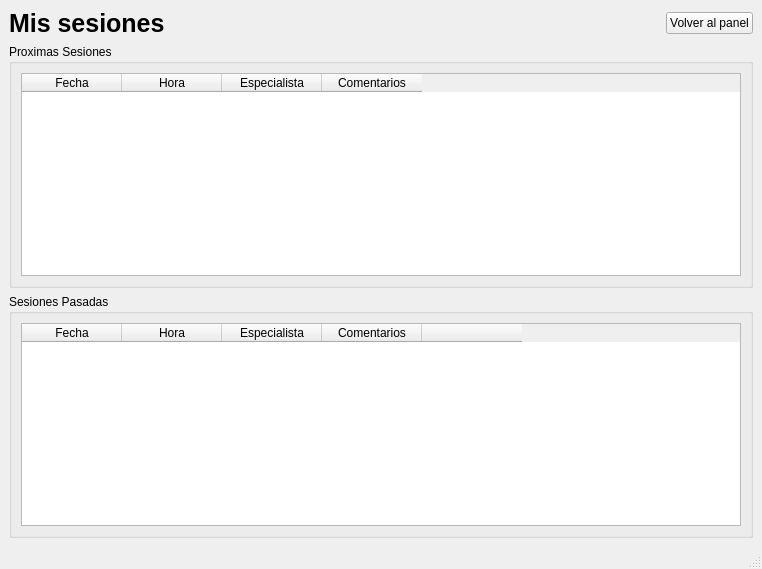
Above: src/vista/ui/paciente/sesiones.ui from mbatla00/cediza_IS before the change. Below: the same form after it.
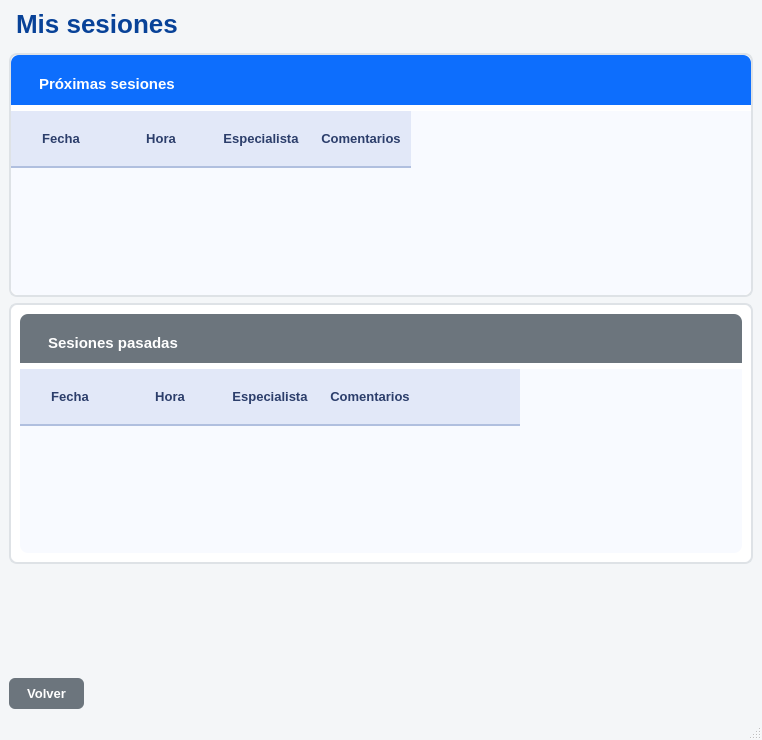
That is the form after the change.

Diff of the .ui file:
```diff
--- a/src/vista/ui/paciente/sesiones.ui
+++ b/src/vista/ui/paciente/sesiones.ui
@@ -7,7 +7,7 @@
     <x>0</x>
     <y>0</y>
     <width>762</width>
-    <height>569</height>
+    <height>740</height>
    </rect>
   </property>
   <property name="font">
@@ -18,20 +18,200 @@
   <property name="windowTitle">
    <string>MainWindow</string>
   </property>
+  <property name="styleSheet">
+   <string notr="true">/* =========================================
+   1. FONDO GENERAL
+========================================= */
+QMainWindow, QWidget#centralwidget {
+    background-color: #f4f6f8;
+}
+
+/* =========================================
+   2. TÍTULO PRINCIPAL
+========================================= */
+QLabel#lbl_titulo_principal {
+    font-family: 'Segoe UI', Arial, sans-serif;
+    color: #084298;
+    font-size: 26px;
+    font-weight: bold;
+    background-color: transparent;
+    border: none;
+    padding: 0px;
+    margin-bottom: 8px;
+}
+
+/* =========================================
+   3. TARJETAS (QFrame externo)
+========================================= */
+QFrame#card_proximas, QFrame#card_pasadas {
+    background-color: #ffffff;
+    border: 2px solid #dee2e6;
+    border-radius: 8px;
+    padding: 0px;
+}
+
+/* =========================================
+   4. CABECERAS DE LAS TARJETAS
+========================================= */
+QFrame#header_proximas {
+    background-color: #0d6efd;
+    border-top-left-radius: 8px;
+    border-top-right-radius: 8px;
+    border-bottom-left-radius: 0px;
+    border-bottom-right-radius: 0px;
+    border: none;
+    padding: 0px;
+    min-height: 45px;
+}
+
+QFrame#header_pasadas {
+    background-color: #6c757d;
+    border-top-left-radius: 8px;
+    border-top-right-radius: 8px;
+    border-bottom-left-radius: 0px;
+    border-bottom-right-radius: 0px;
+    border: none;
+    padding: 0px;
+    min-height: 45px;
+}
+
+/* =========================================
+   5. LABELS DE CABECERA
+========================================= */
+QLabel#lbl_proximas, QLabel#lbl_pasadas {
+    color: #ffffff;
+    font-size: 15px;
+    font-weight: bold;
+    background-color: transparent;
+    border: none;
+    padding: 10px 15px;
+}
+
+/* =========================================
+   6. TABLAS
+========================================= */
+QTableWidget {
+    background-color: #f8faff;
+    border: none;
+    border-bottom-left-radius: 8px;
+    border-bottom-right-radius: 8px;
+    gridline-color: #dce3f0;
+    font-family: 'Segoe UI', Arial, sans-serif;
+    font-size: 13px;
+    color: #212529;
+    alternate-background-color: #eef2fb;
+}
+
+QHeaderView {
+    background-color: transparent;
+    border: none;
+    padding: 0px;
+    margin: 0px;
+}
+
+QHeaderView::section {
+    background-color: #e2e8f8;
+    color: #2c3e6b;
+    padding: 10px;
+    font-weight: bold;
+    font-size: 13px;
+    border: none;
+    border-bottom: 2px solid #b0bfdf;
+    min-height: 35px;
+}
+
+QTableWidget::item {
+    padding: 10px;
+    border-bottom: 1px solid #dce3f0;
+    color: #212529;
+}
+
+QTableWidget::item:selected {
+    background-color: #c8d8f8;
+    color: #084298;
+}
+
+/* =========================================
+   7. BOTÓN VOLVER
+========================================= */
+QPushButton#btn_volver {
+    font-family: 'Segoe UI', Arial, sans-serif;
+    font-weight: bold;
+    font-size: 13px;
+    border-radius: 6px;
+    padding: 8px 18px;
+    background-color: #6c757d;
+    color: #ffffff;
+    border: none;
+}
+
+QPushButton#btn_volver:hover {
+    background-color: #5a6268;
+}</string>
+  </property>
   <widget class="QWidget" name="centralwidget">
-   <layout class="QGridLayout" name="gridLayout">
-    <item row="1" column="0" colspan="3">
-     <widget class="QGroupBox" name="groupBox">
+   <layout class="QVBoxLayout" name="verticalLayout_3">
+    <item>
+     <widget class="QLabel" name="lbl_titulo_principal">
       <property name="font">
        <font>
-        <bold>false</bold>
+        <family>Segoe UI</family>
+        <pointsize>-1</pointsize>
+        <bold>true</bold>
        </font>
       </property>
-      <property name="title">
-       <string>Proximas Sesiones</string>
+      <property name="text">
+       <string>Mis sesiones</string>
       </property>
-      <layout class="QGridLayout" name="gridLayout_2">
-       <item row="0" column="0">
+     </widget>
+    </item>
+    <item>
+     <widget class="QFrame" name="card_proximas">
+      <property name="frameShape">
+       <enum>QFrame::Shape::StyledPanel</enum>
+      </property>
+      <property name="frameShadow">
+       <enum>QFrame::Shadow::Raised</enum>
+      </property>
+      <layout class="QVBoxLayout" name="verticalLayout">
+       <property name="leftMargin">
+        <number>0</number>
+       </property>
+       <property name="topMargin">
+        <number>0</number>
+       </property>
+       <property name="rightMargin">
+        <number>0</number>
+       </property>
+       <property name="bottomMargin">
+        <number>0</number>
+       </property>
+       <item>
+        <widget class="QFrame" name="header_proximas">
+         <property name="frameShape">
+          <enum>QFrame::Shape::StyledPanel</enum>
+         </property>
+         <property name="frameShadow">
+          <enum>QFrame::Shadow::Raised</enum>
+         </property>
+         <layout class="QHBoxLayout" name="horizontalLayout_2">
+          <item>
+           <widget class="QLabel" name="lbl_proximas">
+            <property name="minimumSize">
+             <size>
+              <width>0</width>
+              <height>40</height>
+             </size>
+            </property>
+            <property name="text">
+             <string>Próximas sesiones</string>
+            </property>
+           </widget>
+          </item>
+         </layout>
+        </widget>
+       </item>
+       <item>
         <widget class="QTableWidget" name="tabla_proximas">
          <property name="sizePolicy">
           <sizepolicy hsizetype="Expanding" vsizetype="Expanding">
@@ -73,92 +253,121 @@
       </layout>
      </widget>
     </item>
-    <item row="0" column="0">
-     <widget class="QLabel" name="label">
-      <property name="font">
-       <font>
-        <pointsize>19</pointsize>
-        <bold>true</bold>
-       </font>
+    <item>
+     <widget class="QFrame" name="card_pasadas">
+      <property name="frameShape">
+       <enum>QFrame::Shape::StyledPanel</enum>
       </property>
-      <property name="text">
-       <string>Mis sesiones</string>
+      <property name="frameShadow">
+       <enum>QFrame::Shadow::Raised</enum>
       </property>
+      <layout class="QVBoxLayout" name="verticalLayout_2">
+       <item>
+        <widget class="QFrame" name="header_pasadas">
+         <property name="frameShape">
+          <enum>QFrame::Shape::StyledPanel</enum>
+         </property>
+         <property name="frameShadow">
+          <enum>QFrame::Shadow::Raised</enum>
+         </property>
+         <layout class="QHBoxLayout" name="horizontalLayout_3">
+          <item>
+           <widget class="QLabel" name="lbl_pasadas">
+            <property name="minimumSize">
+             <size>
+              <width>0</width>
+              <height>40</height>
+             </size>
+            </property>
+            <property name="text">
+             <string>Sesiones pasadas</string>
+            </property>
+           </widget>
+          </item>
+         </layout>
+        </widget>
+       </item>
+       <item>
+        <widget class="QTableWidget" name="tabla_pasadas">
+         <property name="editTriggers">
+          <set>QAbstractItemView::EditTrigger::NoEditTriggers</set>
+         </property>
+         <property name="selectionBehavior">
+          <enum>QAbstractItemView::SelectionBehavior::SelectRows</enum>
+         </property>
+         <column>
+          <property name="text">
+           <string>Fecha</string>
+          </property>
+         </column>
+         <column>
+          <property name="text">
+           <string>Hora</string>
+          </property>
+         </column>
+         <column>
+          <property name="text">
+           <string>Especialista</string>
+          </property>
+         </column>
+         <column>
+          <property name="text">
+           <string>Comentarios</string>
+          </property>
+         </column>
+         <column>
+          <property name="text">
+           <string/>
+          </property>
+         </column>
+        </widget>
+       </item>
+      </layout>
      </widget>
     </item>
-    <item row="0" column="2">
-     <widget class="QPushButton" name="btn_volver">
-      <property name="font">
-       <font>
-        <bold>false</bold>
-       </font>
-      </property>
-      <property name="text">
-       <string>Volver al panel</string>
-      </property>
-     </widget>
-    </item>
-    <item row="0" column="1">
-     <spacer name="horizontalSpacer">
+    <item>
+     <spacer name="verticalSpacer">
       <property name="orientation">
-       <enum>Qt::Orientation::Horizontal</enum>
+       <enum>Qt::Orientation::Vertical</enum>
       </property>
       <property name="sizeHint" stdset="0">
        <size>
-        <width>40</width>
-        <height>20</height>
+        <width>20</width>
+        <height>124</height>
        </size>
       </property>
      </spacer>
     </item>
-    <item row="2" column="0" colspan="3">
-     <widget class="QGroupBox" name="groupBox_2">
-      <property name="font">
-       <font>
-        <bold>false</bold>
-       </font>
-      </property>
-      <property name="title">
-       <string>Sesiones Pasadas</string>
-      </property>
-      <layout class="QGridLayout" name="gridLayout_3">
-       <item row="0" column="0">
-        <widget class="QTableWidget" name="tabla_pasadas">
-         <property name="editTriggers">
-          <set>QAbstractItemView::EditTrigger::NoEditTriggers</set>
-         </property>
-         <property name="selectionBehavior">
-          <enum>QAbstractItemView::SelectionBehavior::SelectRows</enum>
-         </property>
-         <column>
-          <property name="text">
-           <string>Fecha</string>
-          </property>
-         </column>
-         <column>
-          <property name="text">
-           <string>Hora</string>
-          </property>
-         </column>
-         <column>
-          <property name="text">
-           <string>Especialista</string>
-          </property>
-         </column>
-         <column>
-          <property name="text">
-           <string>Comentarios</string>
-          </property>
-         </column>
-         <column>
-          <property name="text">
-           <string/>
-          </property>
-         </column>
-        </widget>
-       </item>
-      </layout>
-     </widget>
+    <item>
+     <layout class="QHBoxLayout" name="horizontalLayout">
+      <item>
+       <widget class="QPushButton" name="btn_volver">
+        <property name="font">
+         <font>
+          <family>Segoe UI</family>
+          <pointsize>-1</pointsize>
+          <bold>true</bold>
+         </font>
+        </property>
+        <property name="text">
+         <string>Volver</string>
+        </property>
+       </widget>
+      </item>
+      <item>
+       <spacer name="horizontalSpacer">
+        <property name="orientation">
+         <enum>Qt::Orientation::Horizontal</enum>
+        </property>
+        <property name="sizeHint" stdset="0">
+         <size>
+          <width>40</width>
+          <height>20</height>
+         </size>
+        </property>
+       </spacer>
+      </item>
+     </layout>
     </item>
    </layout>
   </widget>
```
Left out of the diff: 10 changed lines with no effect on the pictures.
